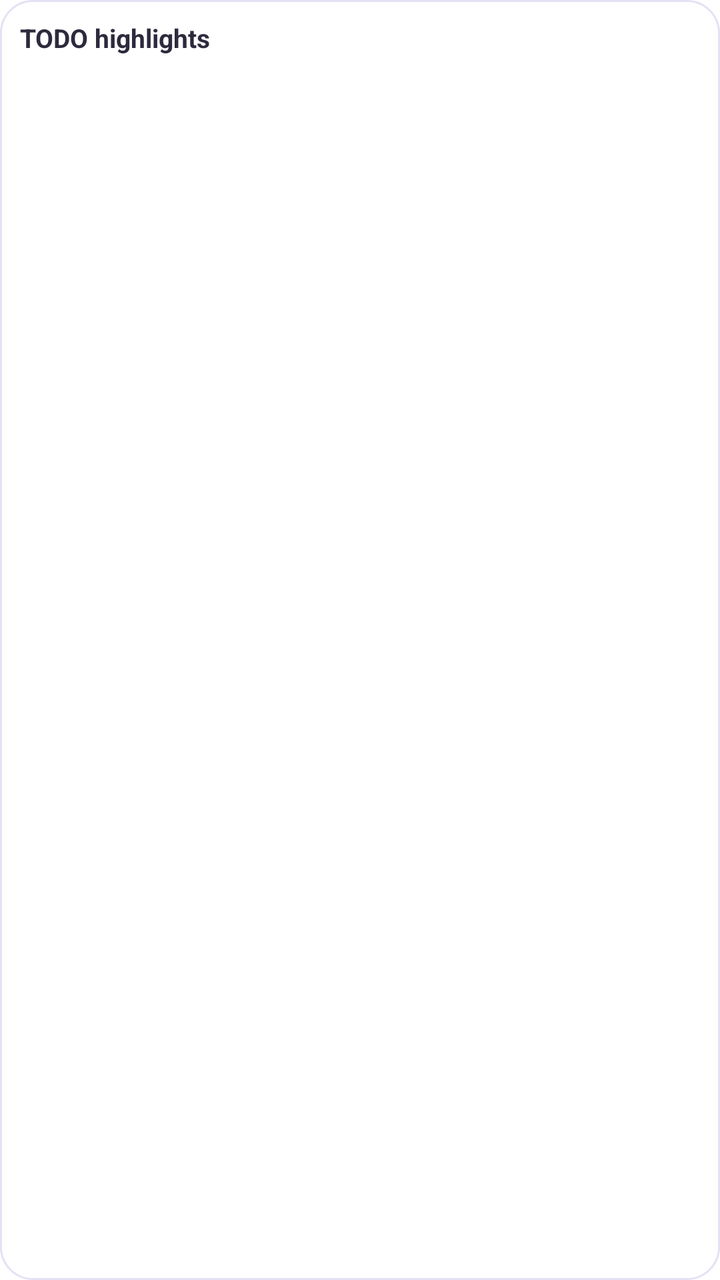
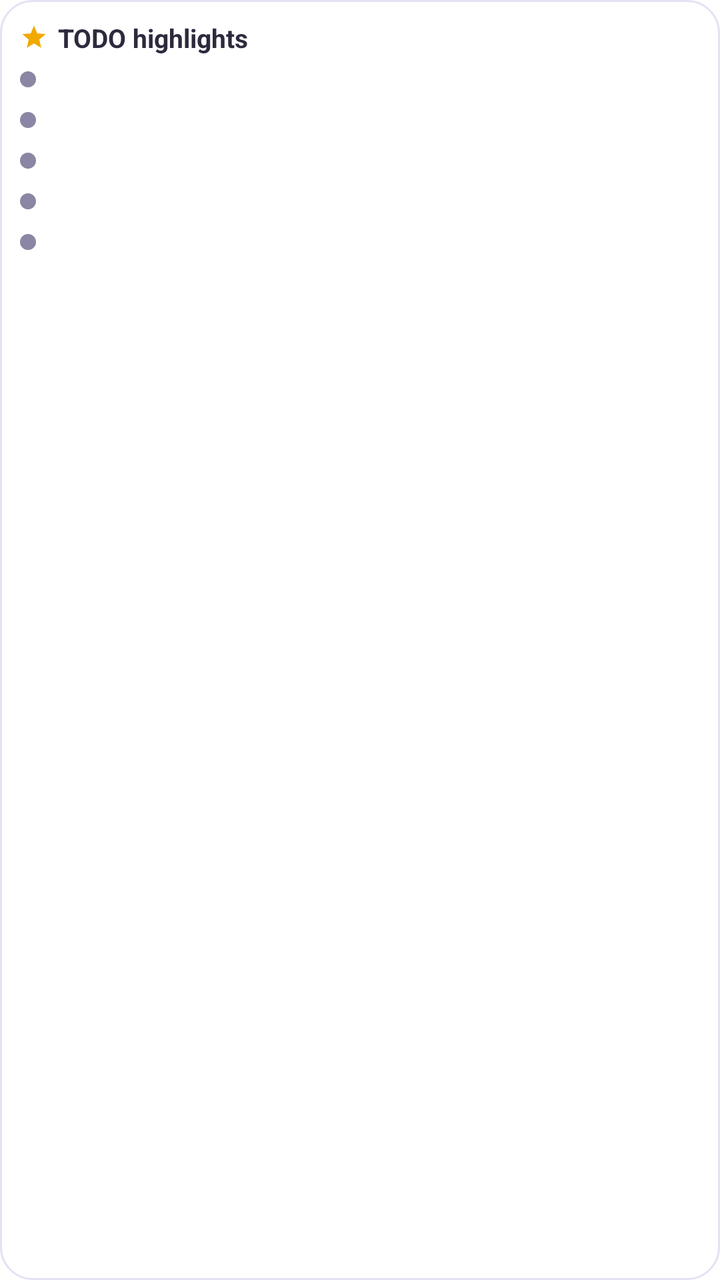

An Android layout rendered at two revisions. The XML below is the earlier revision; the diff shows what the commit changed to produce the second picture.
<!-- AndroidManifest.xml: fallback theme Theme.MaterialComponents.DayNight.NoActionBar -->
<!-- res/layout/todo_widget.xml -->
<?xml version="1.0" encoding="utf-8"?>
<LinearLayout xmlns:android="http://schemas.android.com/apk/res/android"
    android:id="@+id/widget_root"
    android:layout_width="match_parent"
    android:layout_height="match_parent"
    android:orientation="vertical"
    android:padding="10dp"
    android:background="@drawable/todo_widget_bg">

    <TextView
        android:id="@+id/widget_title"
        android:layout_width="match_parent"
        android:layout_height="wrap_content"
        android:text="@string/todo_widget_title"
        android:textColor="#2D2A3D"
        android:textSize="13sp"
        android:textStyle="bold" />

    <TextView android:id="@+id/row0" style="@style/TodoWidgetRow" />
    <TextView android:id="@+id/row1" style="@style/TodoWidgetRow" />
    <TextView android:id="@+id/row2" style="@style/TodoWidgetRow" />
    <TextView android:id="@+id/row3" style="@style/TodoWidgetRow" />
    <TextView android:id="@+id/row4" style="@style/TodoWidgetRow" />

    <TextView
        android:id="@+id/widget_empty"
        android:layout_width="match_parent"
        android:layout_height="wrap_content"
        android:layout_marginTop="2dp"
        android:text="@string/todo_widget_empty"
        android:textColor="#8A86A3"
        android:textSize="12sp"
        android:visibility="gone" />
</LinearLayout>
<!-- resources referenced by this layout -->
<resources>
  <!-- drawable todo_widget_bg (drawable) -->
  <?xml version="1.0" encoding="utf-8"?>
  <shape xmlns:android="http://schemas.android.com/apk/res/android"
      android:shape="rectangle">
      <solid android:color="#FFFFFF" />
      <corners android:radius="16dp" />
      <stroke android:width="1dp" android:color="#E4E1F5" />
  </shape>
  <string name="todo_widget_empty">No tasks highlighted</string>
  <string name="todo_widget_title">TODO highlights</string>
  <style name="TodoWidgetRow">
          <item name="android:layout_width">match_parent</item>
          <item name="android:layout_height">wrap_content</item>
          <item name="android:layout_marginTop">2dp</item>
          <item name="android:maxLines">1</item>
          <item name="android:ellipsize">end</item>
          <item name="android:textColor">#2D2A3D</item>
          <item name="android:textSize">12sp</item>
      </style>
</resources>

<!-- the commit's change to res/layout/todo_widget.xml (unified diff, before → after) -->
@@ -7,26 +7,55 @@
     android:padding="10dp"
     android:background="@drawable/todo_widget_bg">
 
-    <TextView
-        android:id="@+id/widget_title"
+    <LinearLayout
         android:layout_width="match_parent"
         android:layout_height="wrap_content"
-        android:text="@string/todo_widget_title"
-        android:textColor="#2D2A3D"
-        android:textSize="13sp"
-        android:textStyle="bold" />
+        android:orientation="horizontal"
+        android:gravity="center_vertical">
 
-    <TextView android:id="@+id/row0" style="@style/TodoWidgetRow" />
-    <TextView android:id="@+id/row1" style="@style/TodoWidgetRow" />
-    <TextView android:id="@+id/row2" style="@style/TodoWidgetRow" />
-    <TextView android:id="@+id/row3" style="@style/TodoWidgetRow" />
-    <TextView android:id="@+id/row4" style="@style/TodoWidgetRow" />
+        <ImageView
+            android:layout_width="14dp"
+            android:layout_height="14dp"
+            android:src="@drawable/todo_widget_star"
+            android:contentDescription="@null" />
+
+        <TextView
+            android:id="@+id/widget_title"
+            android:layout_width="wrap_content"
+            android:layout_height="wrap_content"
+            android:layout_marginStart="5dp"
+            android:text="@string/todo_widget_title"
+            android:textColor="#2D2A3D"
+            android:textSize="13sp"
+            android:textStyle="bold" />
+    </LinearLayout>
+
+    <LinearLayout android:id="@+id/rowwrap0" style="@style/TodoWidgetRowWrap">
+        <View android:id="@+id/dot0" style="@style/TodoWidgetDot" />
+        <TextView android:id="@+id/row0" style="@style/TodoWidgetRowText" />
+    </LinearLayout>
+    <LinearLayout android:id="@+id/rowwrap1" style="@style/TodoWidgetRowWrap">
+        <View android:id="@+id/dot1" style="@style/TodoWidgetDot" />
+        <TextView android:id="@+id/row1" style="@style/TodoWidgetRowText" />
+    </LinearLayout>
+    <LinearLayout android:id="@+id/rowwrap2" style="@style/TodoWidgetRowWrap">
+        <View android:id="@+id/dot2" style="@style/TodoWidgetDot" />
+        <TextView android:id="@+id/row2" style="@style/TodoWidgetRowText" />
+    </LinearLayout>
+    <LinearLayout android:id="@+id/rowwrap3" style="@style/TodoWidgetRowWrap">
+        <View android:id="@+id/dot3" style="@style/TodoWidgetDot" />
+        <TextView android:id="@+id/row3" style="@style/TodoWidgetRowText" />
+    </LinearLayout>
+    <LinearLayout android:id="@+id/rowwrap4" style="@style/TodoWidgetRowWrap">
+        <View android:id="@+id/dot4" style="@style/TodoWidgetDot" />
+        <TextView android:id="@+id/row4" style="@style/TodoWidgetRowText" />
+    </LinearLayout>
 
     <TextView
         android:id="@+id/widget_empty"
         android:layout_width="match_parent"
         android:layout_height="wrap_content"
-        android:layout_marginTop="2dp"
+        android:layout_marginTop="4dp"
         android:text="@string/todo_widget_empty"
         android:textColor="#8A86A3"
         android:textSize="12sp"
<!-- resource entries referenced after the edit -->
@@ -8,16 +8,48 @@
       <corners android:radius="16dp" />
       <stroke android:width="1dp" android:color="#E4E1F5" />
   </shape>
+  <!-- drawable todo_widget_star (drawable) -->
+  <?xml version="1.0" encoding="utf-8"?>
+  <vector xmlns:android="http://schemas.android.com/apk/res/android"
+      android:width="14dp"
+      android:height="14dp"
+      android:viewportWidth="24"
+      android:viewportHeight="24"
+      android:tint="#F2A900">
+      <path
+          android:fillColor="#FF000000"
+          android:pathData="M12,17.27L18.18,21l-1.64,-7.03L22,9.24l-7.19,-0.61L12,2 9.19,8.63 2,9.24l5.46,4.73L5.82,21z" />
+  </vector>
   <string name="todo_widget_empty">No tasks highlighted</string>
   <string name="todo_widget_title">TODO highlights</string>
-  <style name="TodoWidgetRow">
-          <item name="android:layout_width">match_parent</item>
+  <style name="TodoWidgetDot">
+          <item name="android:layout_width">8dp</item>
+          <item name="android:layout_height">8dp</item>
+          <item name="android:background">@drawable/todo_widget_dot</item>
+      </style>
+  <style name="TodoWidgetRowText">
+          <item name="android:layout_width">0dp</item>
           <item name="android:layout_height">wrap_content</item>
-          <item name="android:layout_marginTop">2dp</item>
+          <item name="android:layout_weight">1</item>
+          <item name="android:layout_marginStart">7dp</item>
           <item name="android:maxLines">1</item>
           <item name="android:ellipsize">end</item>
           <item name="android:textColor">#2D2A3D</item>
           <item name="android:textSize">12sp</item>
       </style>
+  <style name="TodoWidgetRowWrap">
+          <item name="android:layout_width">match_parent</item>
+          <item name="android:layout_height">wrap_content</item>
+          <item name="android:layout_marginTop">4dp</item>
+          <item name="android:orientation">horizontal</item>
+          <item name="android:gravity">center_vertical</item>
+      </style>
+  <!-- drawable todo_widget_dot (drawable) -->
+  <?xml version="1.0" encoding="utf-8"?>
+  <shape xmlns:android="http://schemas.android.com/apk/res/android"
+      android:shape="oval">
+      <solid android:color="#8A86A3" />
+      <size android:width="8dp" android:height="8dp" />
+  </shape>
 </resources>
 
